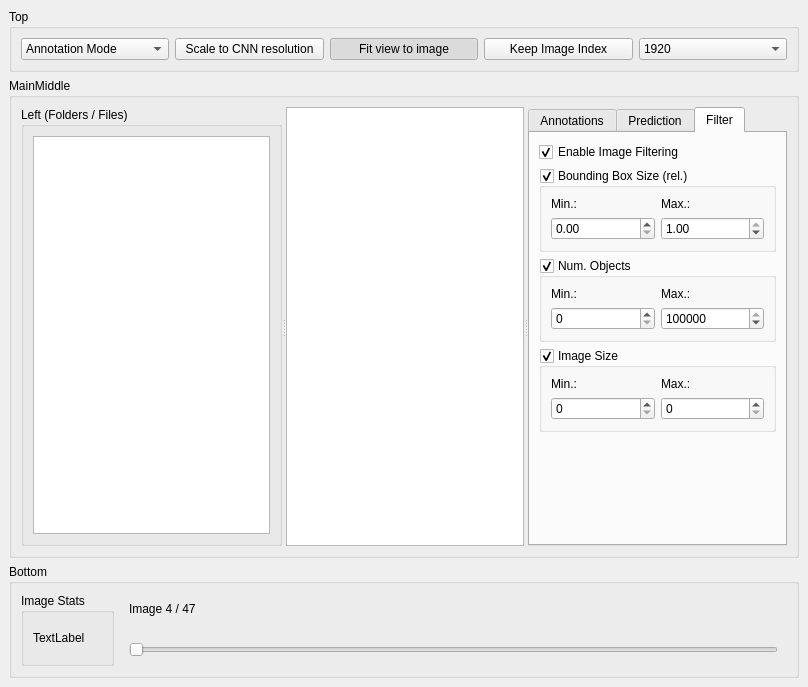
Qt form src/mainwindow.ui (j-kallwies/yolo_annotator) before a commit.
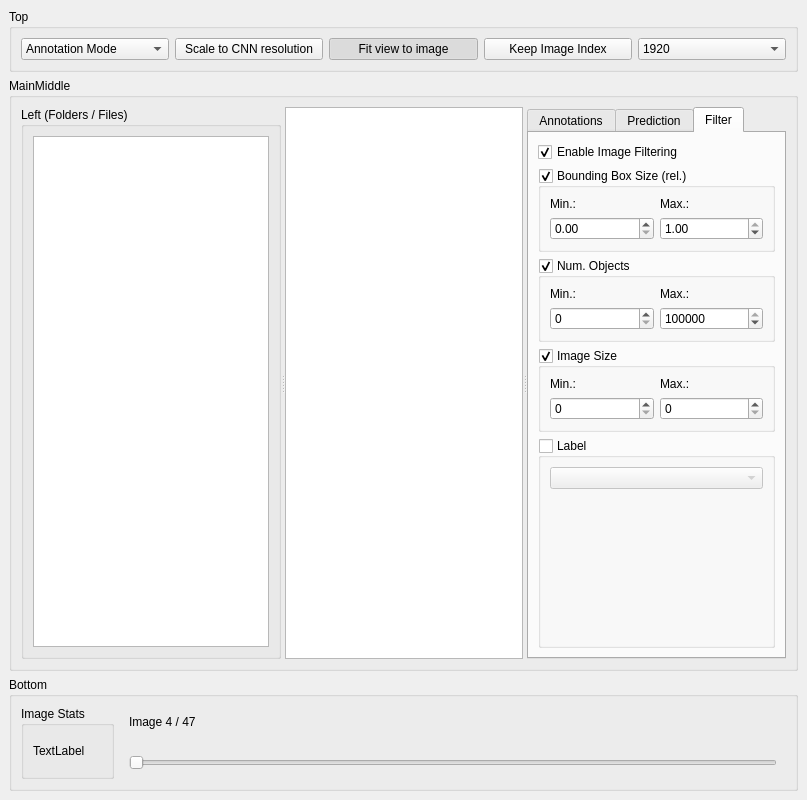
The same form after that commit. The open tabs and pages were chosen to show the change. Custom widgets are drawn as their Qt base class.

Commit message:
Implement filtering by labels
Fixes #7

Patch:
```diff
--- a/src/mainwindow.ui
+++ b/src/mainwindow.ui
@@ -6,8 +6,8 @@
    <rect>
     <x>0</x>
     <y>0</y>
-    <width>808</width>
-    <height>687</height>
+    <width>807</width>
+    <height>800</height>
    </rect>
   </property>
   <property name="windowTitle">
@@ -313,6 +313,21 @@
              </widget>
             </item>
             <item>
+             <widget class="QGroupBox" name="filter_by_label">
+              <property name="title">
+               <string>Label</string>
+              </property>
+              <property name="checkable">
+               <bool>true</bool>
+              </property>
+              <property name="checked">
+               <bool>false</bool>
+              </property>
+              <layout class="QVBoxLayout" name="verticalLayout_6">
+               <item>
+                <widget class="QComboBox" name="filter_by_label_combobox"/>
+               </item>
+               <item>
              <spacer name="verticalSpacer">
               <property name="orientation">
                <enum>Qt::Vertical</enum>
@@ -324,6 +339,9 @@
                </size>
               </property>
              </spacer>
+               </item>
+              </layout>
+             </widget>
             </item>
            </layout>
           </widget>
```
Left out of the diff: 2 changed lines with no effect on the pictures. Lines whose indentation alone changed are shown as unchanged. The commit also changes 1 other file.
